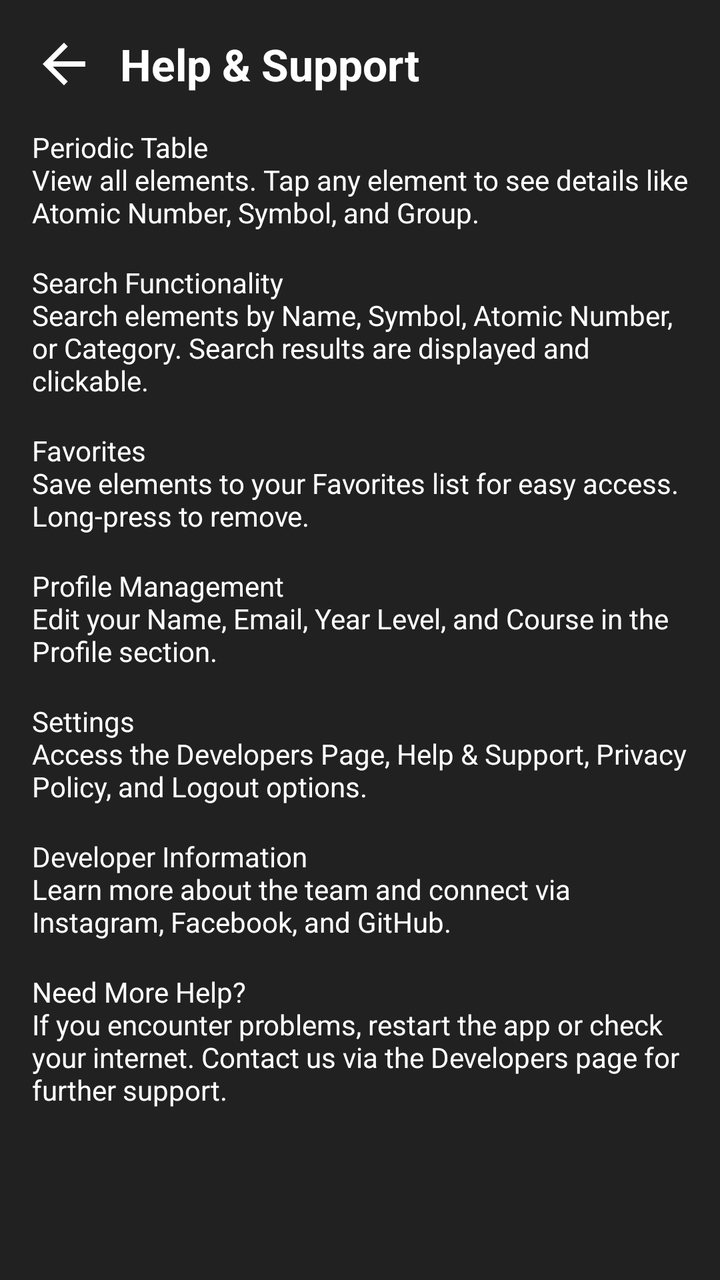
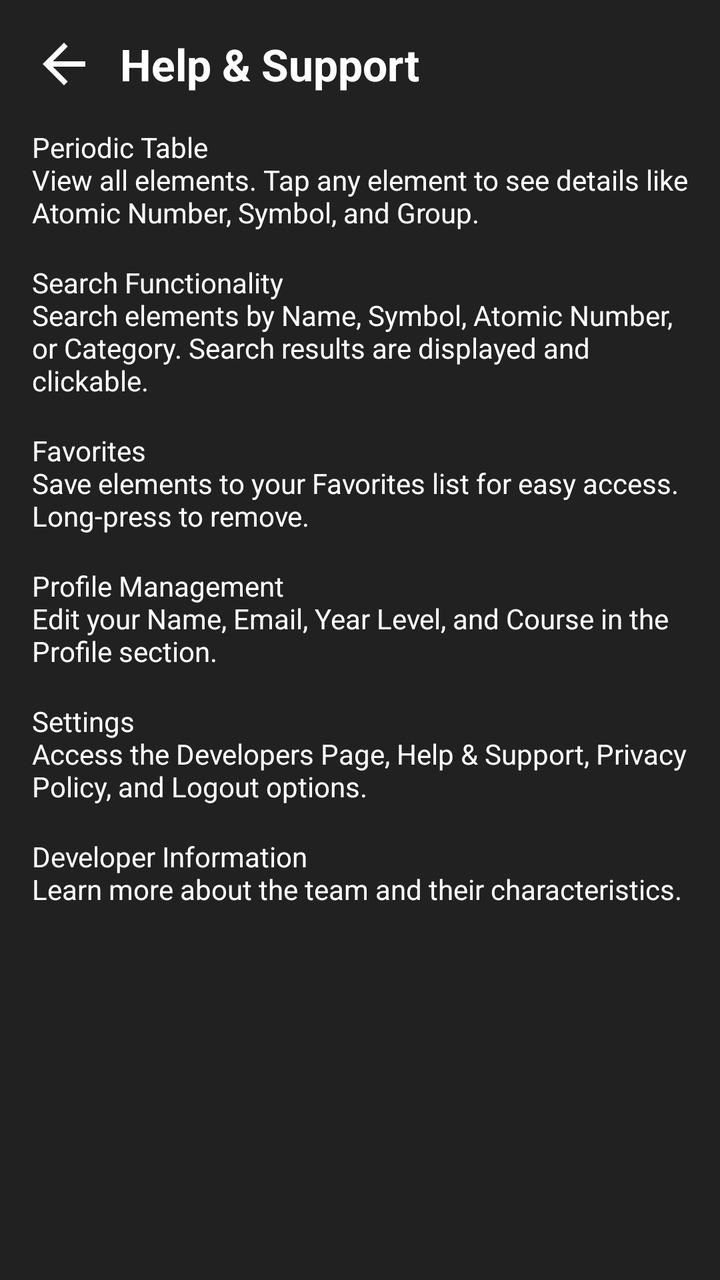

Screens rendered from an Android XML layout before and after an edit, with the pre-edit source and the edit as a unified diff.
<!-- AndroidManifest.xml: application theme Theme.PeriodicPro -->
<!-- res/layout/activity_help.xml -->
<?xml version="1.0" encoding="utf-8"?>
<ScrollView
    xmlns:android="http://schemas.android.com/apk/res/android"
    android:layout_width="match_parent"
    android:layout_height="match_parent"
    android:background="#212121"
    android:padding="16dp">

    <LinearLayout
        android:layout_width="match_parent"
        android:layout_height="wrap_content"
        android:orientation="vertical">

        
        <LinearLayout
            android:layout_width="match_parent"
            android:layout_height="wrap_content"
            android:gravity="center_vertical"
            android:orientation="horizontal"
            android:paddingBottom="16dp">

            <ImageView
                android:id="@+id/btnBackHelp"
                android:layout_width="32dp"
                android:layout_height="32dp"
                android:src="@drawable/ic_back"
                android:contentDescription="Back Button" />

            <TextView
                android:layout_width="wrap_content"
                android:layout_height="wrap_content"
                android:text="Help &amp; Support"
                android:textColor="#FFFFFF"
                android:textSize="22sp"
                android:textStyle="bold"
                android:layout_marginStart="12dp"/>
        </LinearLayout>

        
        <TextView
            android:layout_width="match_parent"
            android:layout_height="wrap_content"
            android:text="Periodic Table\nView all elements. Tap any element to see details like Atomic Number, Symbol, and Group."
            android:textColor="#FFFFFF"
            android:textSize="14sp"
            android:paddingBottom="16dp"/>

        <TextView
            android:layout_width="match_parent"
            android:layout_height="wrap_content"
            android:text="Search Functionality\nSearch elements by Name, Symbol, Atomic Number, or Category. Search results are displayed and clickable."
            android:textColor="#FFFFFF"
            android:textSize="14sp"
            android:paddingBottom="16dp"/>

        <TextView
            android:layout_width="match_parent"
            android:layout_height="wrap_content"
            android:text="Favorites\nSave elements to your Favorites list for easy access. Long-press to remove."
            android:textColor="#FFFFFF"
            android:textSize="14sp"
            android:paddingBottom="16dp"/>

        <TextView
            android:layout_width="match_parent"
            android:layout_height="wrap_content"
            android:text="Profile Management\nEdit your Name, Email, Year Level, and Course in the Profile section."
            android:textColor="#FFFFFF"
            android:textSize="14sp"
            android:paddingBottom="16dp"/>

        <TextView
            android:layout_width="match_parent"
            android:layout_height="wrap_content"
            android:text="Settings\nAccess the Developers Page, Help &amp; Support, Privacy Policy, and Logout options."
            android:textColor="#FFFFFF"
            android:textSize="14sp"
            android:paddingBottom="16dp"/>

        <TextView
            android:layout_width="match_parent"
            android:layout_height="wrap_content"
            android:text="Developer Information\nLearn more about the team and connect via Instagram, Facebook, and GitHub."
            android:textColor="#FFFFFF"
            android:textSize="14sp"
            android:paddingBottom="16dp"/>

        <TextView
            android:layout_width="match_parent"
            android:layout_height="wrap_content"
            android:text="Need More Help?\nIf you encounter problems, restart the app or check your internet. Contact us via the Developers page for further support."
            android:textColor="#FFFFFF"
            android:textSize="14sp"
            android:paddingBottom="32dp"/>
    </LinearLayout>
</ScrollView>
<!-- resources referenced by this layout -->
<resources>
  <!-- drawable ic_back (drawable) -->
  <vector xmlns:android="http://schemas.android.com/apk/res/android"
      android:width="24dp"
      android:height="24dp"
      android:viewportWidth="24"
      android:viewportHeight="24"
      android:tint="#FFFFFF">
      <path
          android:fillColor="@android:color/white"
          android:pathData="M20,11H7.83l5.59,-5.59L12,4l-8,8 8,8 1.41,-1.41L7.83,13H20v-2z"/>
  </vector>
  <style name="Theme.PeriodicPro" parent="Theme.AppCompat.DayNight.NoActionBar">
          <item name="colorPrimary">#212121</item>
          <item name="colorPrimaryDark">#171717</item>
          <item name="colorAccent">#00796B</item>
          <item name="android:windowBackground">#212121</item>
      </style>
</resources>

<!-- the commit's change to res/layout/activity_help.xml (unified diff, before → after) -->
@@ -80,17 +80,10 @@
         <TextView
             android:layout_width="match_parent"
             android:layout_height="wrap_content"
-            android:text="Developer Information\nLearn more about the team and connect via Instagram, Facebook, and GitHub."
+            android:text="Developer Information\nLearn more about the team and their characteristics."
             android:textColor="#FFFFFF"
             android:textSize="14sp"
             android:paddingBottom="16dp"/>
 
-        <TextView
-            android:layout_width="match_parent"
-            android:layout_height="wrap_content"
-            android:text="Need More Help?\nIf you encounter problems, restart the app or check your internet. Contact us via the Developers page for further support."
-            android:textColor="#FFFFFF"
-            android:textSize="14sp"
-            android:paddingBottom="32dp"/>
     </LinearLayout>
 </ScrollView>
